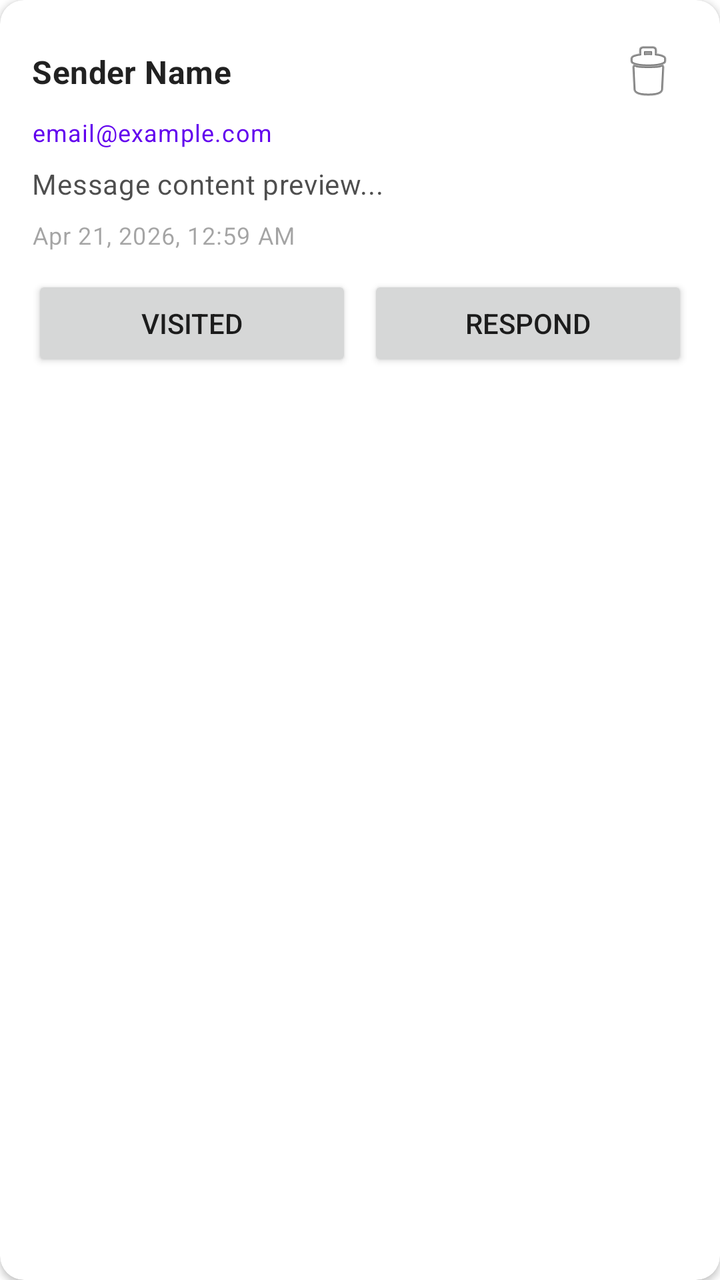
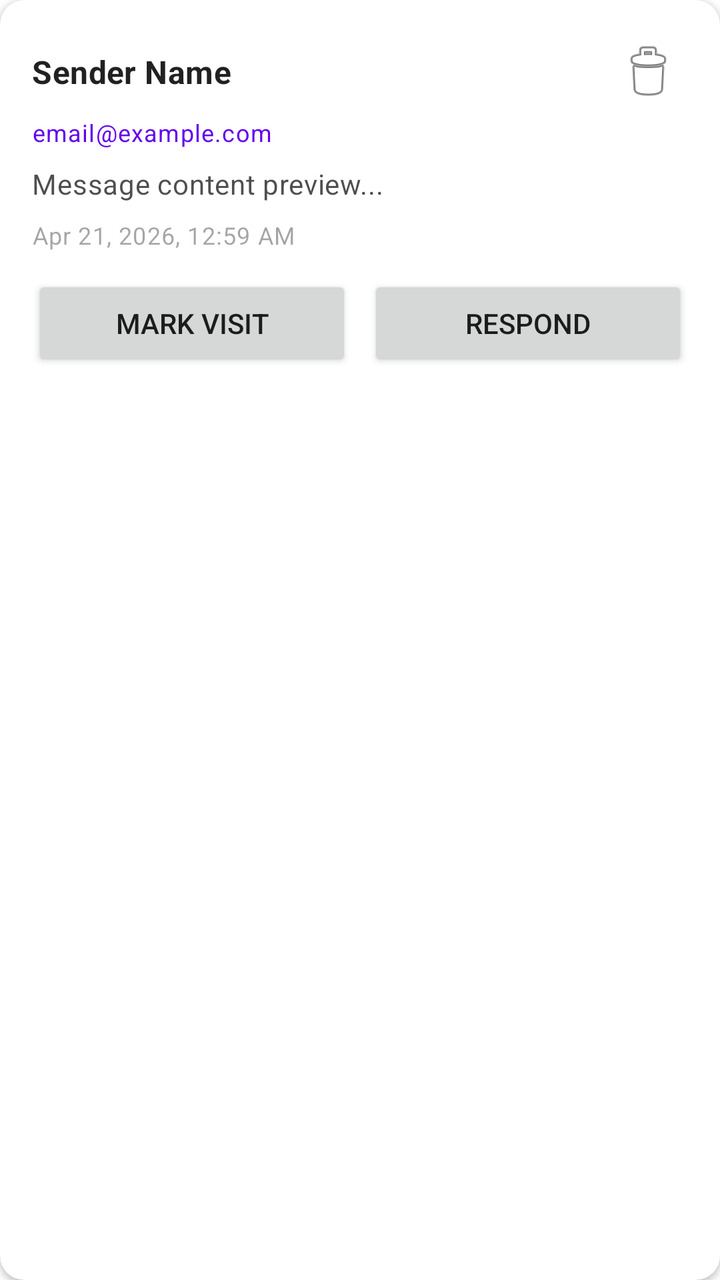

Two renders of the same Android screen: before a commit and after it. Below are the layout's source before the change and the commit's diff.
<!-- AndroidManifest.xml: application theme Theme.PorfolioHandler -->
<!-- res/layout/item_message.xml -->
<?xml version="1.0" encoding="utf-8"?>
<com.google.android.material.card.MaterialCardView xmlns:android="http://schemas.android.com/apk/res/android"
    xmlns:app="http://schemas.android.com/apk/res-auto"
    android:layout_width="match_parent"
    android:layout_height="wrap_content"
    android:layout_marginHorizontal="16dp"
    android:layout_marginVertical="6dp"
    app:cardCornerRadius="12dp"
    app:cardElevation="2dp">

    <LinearLayout
        android:layout_width="match_parent"
        android:layout_height="wrap_content"
        android:orientation="vertical"
        android:padding="16dp">

        
        <LinearLayout
            android:layout_width="match_parent"
            android:layout_height="wrap_content"
            android:gravity="center_vertical"
            android:orientation="horizontal">

            
            <View
                android:id="@+id/unreadDot"
                android:layout_width="8dp"
                android:layout_height="8dp"
                android:layout_marginEnd="8dp"
                android:background="?attr/colorPrimary"
                android:visibility="gone" />

            <TextView
                android:id="@+id/messageSenderName"
                android:layout_width="0dp"
                android:layout_height="wrap_content"
                android:layout_weight="1"
                android:text="Sender Name"
                android:textAppearance="?attr/textAppearanceSubtitle1"
                android:textStyle="bold" />

            
            <com.google.android.material.card.MaterialCardView
                android:id="@+id/newBadge"
                android:layout_width="wrap_content"
                android:layout_height="wrap_content"
                app:cardBackgroundColor="?attr/colorPrimary"
                app:cardCornerRadius="4dp"
                app:cardElevation="0dp"
                android:visibility="gone">

                <TextView
                    android:layout_width="wrap_content"
                    android:layout_height="wrap_content"
                    android:paddingHorizontal="6dp"
                    android:paddingVertical="1dp"
                    android:text="NEW"
                    android:textColor="?attr/colorOnPrimary"
                    android:textSize="9sp"
                    android:textStyle="bold" />
            </com.google.android.material.card.MaterialCardView>

            <ImageButton
                android:id="@+id/deleteMessageButton"
                android:layout_width="40dp"
                android:layout_height="40dp"
                android:background="?attr/selectableItemBackgroundBorderless"
                android:contentDescription="Delete"
                android:src="@android:drawable/ic_menu_delete" />
        </LinearLayout>

        
        <TextView
            android:id="@+id/messageEmail"
            android:layout_width="wrap_content"
            android:layout_height="wrap_content"
            android:layout_marginTop="2dp"
            android:text="email@example.com"
            android:textAppearance="?attr/textAppearanceCaption"
            android:textColor="?attr/colorPrimary" />

        
        <TextView
            android:id="@+id/messagePreview"
            android:layout_width="match_parent"
            android:layout_height="wrap_content"
            android:layout_marginTop="8dp"
            android:alpha="0.8"
            android:ellipsize="end"
            android:text="Message content preview..."
            android:textAppearance="?attr/textAppearanceBody2" />

        
        <TextView
            android:id="@+id/messageTimestamp"
            android:layout_width="wrap_content"
            android:layout_height="wrap_content"
            android:layout_marginTop="8dp"
            android:alpha="0.6"
            android:text="Apr 21, 2026, 12:59 AM"
            android:textAppearance="?attr/textAppearanceCaption" />

        <LinearLayout
            android:layout_width="match_parent"
            android:layout_height="wrap_content"
            android:layout_marginTop="12dp"
            android:orientation="horizontal">

            <Button
                android:layout_width="0dp"
                android:layout_height="wrap_content"
                android:layout_weight="1"
                android:id="@+id/visitedMessage"
                android:text="Visited" />

            <Button
                android:layout_width="0dp"
                android:layout_height="wrap_content"
                android:layout_weight="1"
                android:id="@+id/respondMessage"
                android:text="Respond"
                android:layout_marginStart="8dp"/>
        </LinearLayout>

    </LinearLayout>
</com.google.android.material.card.MaterialCardView>
<!-- resources referenced by this layout -->
<resources>
  <style name="Theme.PorfolioHandler" parent="Theme.MaterialComponents.DayNight.NoActionBar">
          
          <item name="colorPrimary">@color/purple_500</item>
          <item name="colorPrimaryVariant">@color/purple_700</item>
          <item name="colorOnPrimary">@color/white</item>
          
          <item name="colorSecondary">@color/teal_200</item>
          <item name="colorSecondaryVariant">@color/teal_700</item>
          <item name="colorOnSecondary">@color/black</item>
          
          <item name="android:statusBarColor">?attr/colorPrimaryVariant</item>
          
      </style>
  <color name="purple_500">#FF6200EE</color>
  <color name="purple_700">#FF3700B3</color>
  <color name="white">#FFFFFFFF</color>
  <color name="teal_200">#FF03DAC5</color>
  <color name="teal_700">#FF018786</color>
  <color name="black">#FF000000</color>
</resources>

<!-- the commit's change to res/layout/item_message.xml (unified diff, before → after) -->
@@ -111,7 +111,7 @@
                 android:layout_height="wrap_content"
                 android:layout_weight="1"
                 android:id="@+id/visitedMessage"
-                android:text="Visited" />
+                android:text="Mark Visit" />
 
             <Button
                 android:layout_width="0dp"
